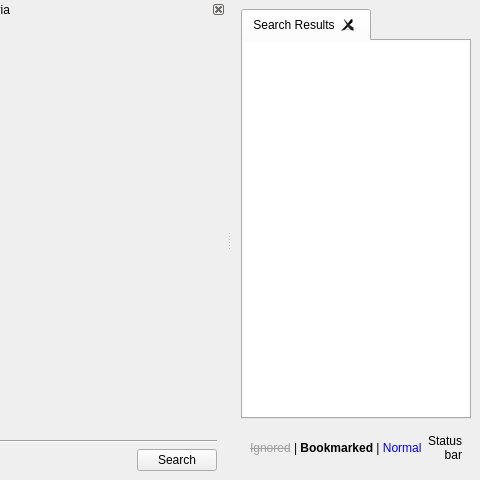
This is src/UIMain.ui in pasnox/housing as Qt 5 draws it before an edit; both pictures show x 354 to 834 and y 0 to 480 of the 834 by 480 pixel window. The edited form follows.
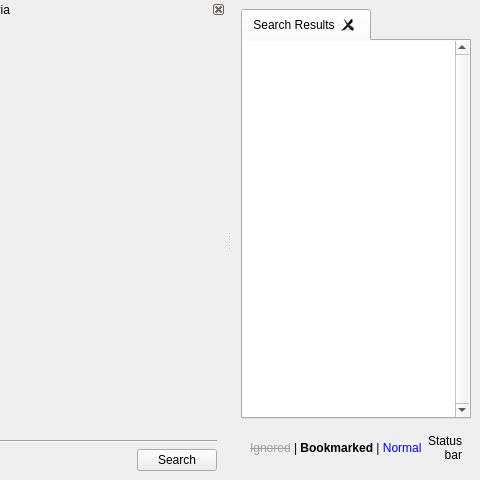
This is the edited form. Icons and pictures are not drawn. Custom widgets are drawn as their Qt base class.

Commit message: Handle multipage search query/results. Add network activity animaton.

Diff of the .ui file:
```diff
--- a/src/UIMain.ui
+++ b/src/UIMain.ui
@@ -47,6 +47,9 @@
           <property name="frameShadow">
            <enum>QFrame::Plain</enum>
           </property>
+          <property name="verticalScrollBarPolicy">
+           <enum>Qt::ScrollBarAlwaysOn</enum>
+          </property>
           <property name="editTriggers">
            <set>QAbstractItemView::NoEditTriggers</set>
           </property>
```
Left out of the diff: 5 changed lines with no effect on the pictures. The commit also changes 1 other file.
